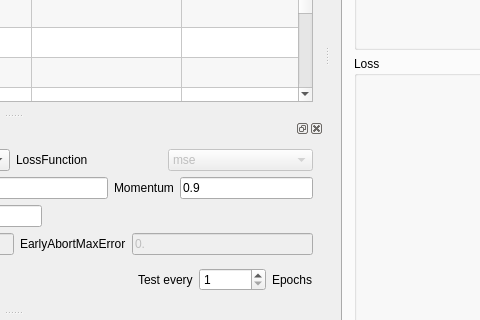
This is src/DNNLab/mainwindow.ui in edeforas/BeeDNN as Qt 5 draws it before an edit; both pictures show x 298 to 778 and y 323 to 643 of the 1141 by 737 pixel window. The edited form follows.
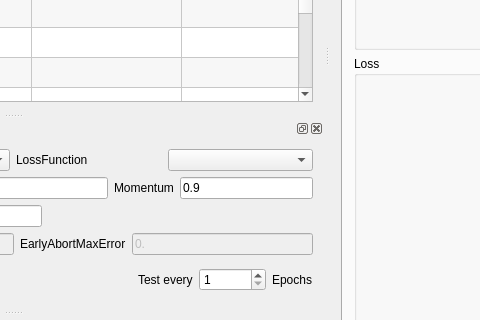
This is the edited form.

Patch:
```diff
--- a/src/DNNLab/mainwindow.ui
+++ b/src/DNNLab/mainwindow.ui
@@ -778,18 +778,8 @@
        <item>
         <widget class="QComboBox" name="cbLossFunction">
          <property name="enabled">
-          <bool>false</bool>
+          <bool>true</bool>
          </property>
-         <item>
-          <property name="text">
-           <string>mse</string>
-          </property>
-         </item>
-         <item>
-          <property name="text">
-           <string>cross_entropy</string>
-          </property>
-         </item>
         </widget>
        </item>
       </layout>
```
